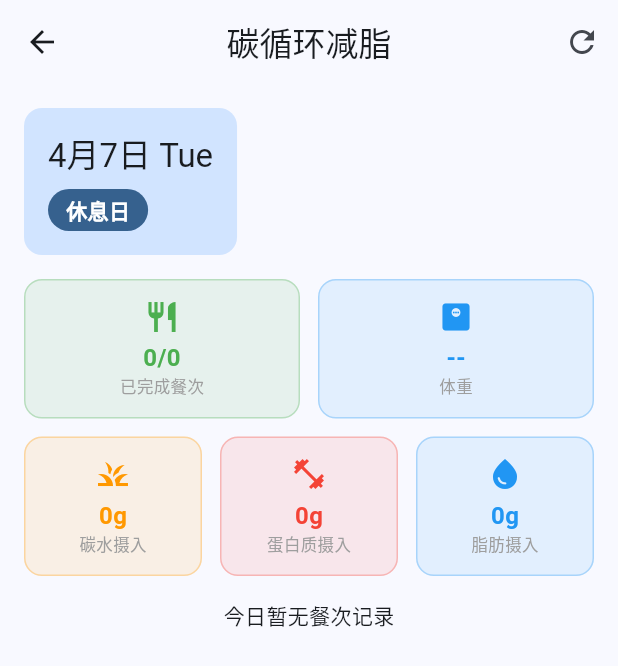
After one commit to gjjgjhgmk/fatloss-app, a Flutter app: the PublicViewPage screen opened by its route, after a tap on the "refresh" icon, on a phone screen of 412 x 824 dp. The commit adds this screen. Shown: the top 666 px of the screen. Run offline on Flutter 3.47's test engine with Material 3 defaults, Android fonts, the phone set to English and light mode, and no system bars; our stand-ins replace cloud_firestore, firebase_core, hive, hive_flutter; accounts and stored records are empty.

Commit message:
add firebase support

```diff
--- /dev/null
+++ b/lib/core/firebase/firestore_service.dart
@@ -0,0 +1,214 @@
+import 'package:cloud_firestore/cloud_firestore.dart';
+import '../../data/models/daily_meal_record.dart';
+import '../../data/models/meal_item_record.dart';
+import '../../data/models/diet_rule.dart';
+import '../../data/models/weight_record.dart';
+import '../../data/models/waist_record.dart';
+import '../../data/models/ingredient.dart';
+
+class FirestoreService {
+  static final FirestoreService _instance = FirestoreService._internal();
+  factory FirestoreService() => _instance;
+  FirestoreService._internal();
+
+  late FirebaseFirestore _db;
+  bool _initialized = false;
+
+  FirebaseFirestore get db => _db;
+
+  Future<void> initialize() async {
+    if (_initialized) return;
+    _db = FirebaseFirestore.instance;
+    _initialized = true;
+  }
+
+  // ============ 每日餐次记录 ============
+
+  Future<void> saveDailyMealRecords(List<DailyMealRecord> records) async {
+    final batch = _db.batch();
+    for (final record in records) {
+      final docRef = _db.collection('daily_meal_records').doc(record.id);
+      batch.set(docRef, record.toMap());
+    }
+    await batch.commit();
+  }
+
+  Future<void> saveMealItemRecords(List<MealItemRecord> items) async {
+    final batch = _db.batch();
+    for (final item in items) {
+      final docRef = _db.collection('meal_item_records').doc(item.id);
+      batch.set(docRef, item.toMap());
+    }
+    await batch.commit();
+  }
+
+  Future<List<DailyMealRecord>> getDailyMealRecords(String date) async {
+    final snapshot = await _db
+        .collection('daily_meal_records')
+        .where('recordDate', isEqualTo: date)
+        .get();
+
+    return snapshot.docs.map((doc) {
+      return DailyMealRecord.fromMap(doc.data() as Map<String, dynamic>);
+    }).toList();
+  }
+
+  Future<List<MealItemRecord>> getMealItemRecords(String dailyMealRecordId) async {
+    final snapshot = await _db
+        .collection('meal_item_records')
+        .where('dailyMealRecordId', isEqualTo: dailyMealRecordId)
+        .get();
+
+    return snapshot.docs.map((doc) {
+      return MealItemRecord.fromMap(doc.data() as Map<String, dynamic>);
+    }).toList();
+  }
+
+  Stream<QuerySnapshot> watchDailyMealRecords(String date) {
+    return _db
+        .collection('daily_meal_records')
+        .where('recordDate', isEqualTo: date)
+        .snapshots();
+  }
+
+  // ============ 体重记录 ============
+
+  Future<void> saveWeightRecord(WeightRecord record) async {
+    await _db.collection('weight_records').doc(record.id).set(record.toMap());
+  }
+
+  Future<List<WeightRecord>> getWeightRecords({int limit = 30}) async {
+    final snapshot = await _db
+        .collection('weight_records')
+        .orderBy('recordDate', descending: true)
+        .limit(limit)
+        .get();
+
+    return snapshot.docs.map((doc) {
+      return WeightRecord.fromMap(doc.data() as Map<String, dynamic>);
+    }).toList();
+  }
+
+  Stream<QuerySnapshot> watchWeightRecords() {
+    return _db
+        .collection('weight_records')
+        .orderBy('recordDate', descending: true)
+        .limit(30)
+        .snapshots();
+  }
+
+  // ============ 腰围记录 ============
+
+  Future<void> saveWaistRecord(WaistRecord record) async {
+    await _db.collection('waist_records').doc(record.id).set(record.toMap());
+  }
+
+  Future<List<WaistRecord>> getWaistRecords({int limit = 30}) async {
+    final snapshot = await _db
+        .collection('waist_records')
+        .orderBy('recordDate', descending: true)
+        .limit(limit)
+        .get();
+
+    return snapshot.docs.map((doc) {
+      return WaistRecord.fromMap(doc.data() as Map<String, dynamic>);
+    }).toList();
+  }
+
+  Stream<QuerySnapshot> watchWaistRecords() {
+    return _db
+        .collection('waist_records')
+        .orderBy('recordDate', descending: true)
+        .limit(30)
+        .snapshots();
+  }
+
+  // ============ 食材库 ============
+
+  Future<void> saveIngredient(Ingredient ingredient) async {
+    await _db.collection('ingredients').doc(ingredient.id).set(ingredient.toMap());
+  }
+
+  Future<List<Ingredient>> getIngredients() async {
+    final snapshot = await _db.collection('ingredients').get();
+    return snapshot.docs.map((doc) {
+      return Ingredient.fromMap(doc.data() as Map<String, dynamic>);
+    }).toList();
+  }
+
+  Stream<QuerySnapshot> watchIngredients() {
+    return _db.collection('ingredients').snapshots();
+  }
+
+  // ============ 饮食规则（只读模板）============
+
+  Future<void> seedDietRules(List<DietRule> rules) async {
+    final snapshot = await _db.collection('diet_rules').get();
+    if (snapshot.docs.isNotEmpty) return; // 已有数据不覆盖
+
+    final batch = _db.batch();
+    for (final rule in rules) {
+      final docRef = _db.collection('diet_rules').doc(rule.dayType);
+      batch.set(docRef, rule.toMap());
+    }
+    await batch.commit();
+  }
+
+  // ============ 公开数据（围观用）============
+
+  /// 获取今日饮食概览（公开，只读）
+  Future<Map<String, dynamic>> getPublicTodayOverview(String date) async {
+    final records = await getDailyMealRecords(date);
+    final weights = await getWeightRecords(limit: 1);
+    final waists = await getWaistRecords(limit: 1);
+
+    double totalCarb = 0, totalProtein = 0, totalFat = 0;
+    int completedMeals = 0;
+    for (final r in records) {
+      totalCarb += r.actualCarb;
+      totalProtein += r.actualProtein;
+      totalFat += r.actualFat;
+      if (r.isCompleted) completedMeals++;
+    }
+
+    return {
+      'date': date,
+      'totalCarb': totalCarb,
+      'totalProtein': totalProtein,
+      'totalFat': totalFat,
+      'completedMeals': completedMeals,
+      'totalMeals': records.length,
+      'latestWeight': weights.isNotEmpty ? weights.first.weight : null,
+      'latestWaist': waists.isNotEmpty ? waists.first.waist : null,
+      'records': records.map((r) => r.toMap()).toList(), // 转换为 Map 以便 JSON 序列化
+    };
+  }
+
+  /// 监听今日饮食概览变化
+  Stream<Map<String, dynamic>> watchPublicTodayOverview(String date) {
+    return watchDailyMealRecords(date).asyncMap((snapshot) async {
+      final records = snapshot.docs.map((doc) => DailyMealRecord.fromMap(doc.data() as Map<String, dynamic>)).toList();
+      final weights = await getWeightRecords(limit: 1);
+
+      double totalCarb = 0, totalProtein = 0, totalFat = 0;
+      int completedMeals = 0;
+      for (final r in records) {
+        totalCarb += r.actualCarb;
+        totalProtein += r.actualProtein;
+        totalFat += r.actualFat;
+        if (r.isCompleted) completedMeals++;
+      }
+
+      return {
+        'date': date,
+        'totalCarb': totalCarb,
+        'totalProtein': totalProtein,
+        'totalFat': totalFat,
+        'completedMeals': completedMeals,
+        'totalMeals': records.length,
+        'latestWeight': weights.isNotEmpty ? weights.first.weight : null,
+        'records': records.map((r) => r.toMap()).toList(),
+      };
+    });
+  }
+}
--- a/lib/core/utils/date_type_resolver.dart
+++ b/lib/core/utils/date_type_resolver.dart
@@ -24,6 +24,12 @@ class DateTypeResolver {
     } else {
       _manualRestDays.remove(dateStr);
     }
+  }
+
+  /// 检查某天是否被手动设为休息日
+  static bool isManualRestDay(DateTime date) {
+    final dateStr = _formatDate(date);
+    return _manualRestDays.contains(dateStr);
   }
 
   /// 设置某天是否有氧
--- /dev/null
+++ b/lib/presentation/screens/public_view_page.dart
@@ -0,0 +1,288 @@
+import 'package:flutter/material.dart';
+import 'package:intl/intl.dart';
+import '../../core/firebase/firestore_service.dart';
+import '../../core/utils/date_type_resolver.dart';
+import '../../data/models/daily_meal_record.dart';
+
+class PublicViewPage extends StatefulWidget {
+  const PublicViewPage({super.key});
+
+  @override
+  State<PublicViewPage> createState() => _PublicViewPageState();
+}
+
+class _PublicViewPageState extends State<PublicViewPage> {
+  final FirestoreService _firestore = FirestoreService();
+  Map<String, dynamic>? _overview;
+  bool _loading = true;
+  String? _error;
+
+  @override
+  void initState() {
+    super.initState();
+    _loadData();
+  }
+
+  Future<void> _loadData() async {
+    setState(() {
+      _loading = true;
+      _error = null;
+    });
+
+    try {
+      await _firestore.initialize();
+      final today = DateFormat('yyyy-MM-dd').format(DateTime.now());
+      final data = await _firestore.getPublicTodayOverview(today);
+      setState(() {
+        _overview = data;
+        _loading = false;
+      });
+    } catch (e) {
+      setState(() {
+        _error = e.toString();
+        _loading = false;
+      });
+    }
+  }
+
+  @override
+  Widget build(BuildContext context) {
+    return Scaffold(
+      appBar: AppBar(
+        title: const Text('碳循环减脂'),
+        centerTitle: true,
+        actions: [
+          IconButton(
+            icon: const Icon(Icons.refresh),
+            onPressed: _loadData,
+            tooltip: '刷新',
+          ),
+        ],
+      ),
+      body: _buildBody(),
+    );
+  }
+
+  Widget _buildBody() {
+    if (_loading) {
+      return const Center(child: CircularProgressIndicator());
+    }
+
+    if (_error != null) {
+      return Center(
+        child: Column(
+          mainAxisAlignment: MainAxisAlignment.center,
+          children: [
+            const Icon(Icons.cloud_off, size: 64, color: Colors.grey),
+            const SizedBox(height: 16),
+            Text('加载失败', style: Theme.of(context).textTheme.titleLarge),
+            const SizedBox(height: 8),
+            Text(_error!, style: const TextStyle(color: Colors.grey)),
+            const SizedBox(height: 16),
+            ElevatedButton(
+              onPressed: _loadData,
+              child: const Text('重试'),
+            ),
+          ],
+        ),
+      );
+    }
+
+    if (_overview == null) {
+      return const Center(child: Text('暂无数据'));
+    }
+
+    return RefreshIndicator(
+      onRefresh: _loadData,
+      child: SingleChildScrollView(
+        physics: const AlwaysScrollableScrollPhysics(),
+        padding: const EdgeInsets.all(16),
+        child: Column(
+          crossAxisAlignment: CrossAxisAlignment.start,
+          children: [
+            _buildDateHeader(),
+            const SizedBox(height: 16),
+            _buildStatsCards(),
+            const SizedBox(height: 16),
+            _buildMealList(),
+          ],
+        ),
+      ),
+    );
+  }
+
+  Widget _buildDateHeader() {
+    final date = DateTime.parse(_overview!['date'] as String);
+    final dateFormat = DateFormat('M月d日 E');
+    final dayType = _overview!['records'].isNotEmpty
+        ? (_overview!['records'] as List).first['dayType'] as String
+        : 'rest';
+
+    return Container(
+      padding: const EdgeInsets.all(16),
+      decoration: BoxDecoration(
+        color: Theme.of(context).colorScheme.primaryContainer,
+        borderRadius: BorderRadius.circular(12),
+      ),
+      child: Column(
+        crossAxisAlignment: CrossAxisAlignment.start,
+        children: [
+          Text(
+            dateFormat.format(date),
+            style: Theme.of(context).textTheme.titleLarge,
+          ),
+          const SizedBox(height: 8),
+          Container(
+            padding: const EdgeInsets.symmetric(horizontal: 12, vertical: 4),
+            decoration: BoxDecoration(
+              color: Theme.of(context).colorScheme.primary,
+              borderRadius: BorderRadius.circular(16),
+            ),
+            child: Text(
+              DateTypeResolver.getDayTypeName(dayType),
+              style: const TextStyle(color: Colors.white, fontWeight: FontWeight.bold),
+            ),
+          ),
+        ],
+      ),
+    );
+  }
+
+  Widget _buildStatsCards() {
+    final totalCarb = _overview!['totalCarb'] as double;
+    final totalProtein = _overview!['totalProtein'] as double;
+    final totalFat = _overview!['totalFat'] as double;
+    final latestWeight = _overview!['latestWeight'] as double?;
+    final completedMeals = _overview!['completedMeals'] as int;
+    final totalMeals = _overview!['totalMeals'] as int;
+
+    return Column(
+      children: [
+        Row(
+          children: [
+            Expanded(child: _buildStatCard('已完成餐次', '$completedMeals/$totalMeals', Icons.restaurant, Colors.green)),
+            const SizedBox(width: 12),
+            Expanded(child: _buildStatCard('体重', latestWeight != null ? '${latestWeight.toStringAsFixed(1)}kg' : '--', Icons.monitor_weight, Colors.blue)),
+          ],
+        ),
+        const SizedBox(height: 12),
+        Row(
+          children: [
+            Expanded(child: _buildStatCard('碳水摄入', '${totalCarb.toStringAsFixed(0)}g', Icons.grass, Colors.orange)),
+            const SizedBox(width: 12),
+            Expanded(child: _buildStatCard('蛋白质摄入', '${totalProtein.toStringAsFixed(0)}g', Icons.fitness_center, Colors.red)),
+            const SizedBox(width: 12),
+            Expanded(child: _buildStatCard('脂肪摄入', '${totalFat.toStringAsFixed(0)}g', Icons.water_drop, Colors.blue)),
+          ],
+        ),
+      ],
+    );
+  }
+
+  Widget _buildStatCard(String label, String value, IconData icon, Color color) {
+    return Container(
+      padding: const EdgeInsets.all(12),
+      decoration: BoxDecoration(
+        color: color.withOpacity(0.1),
+        borderRadius: BorderRadius.circular(12),
+        border: Border.all(color: color.withOpacity(0.3)),
+      ),
+      child: Column(
+        children: [
+          Icon(icon, color: color, size: 24),
+          const SizedBox(height: 4),
+          Text(value, style: TextStyle(fontSize: 16, fontWeight: FontWeight.bold, color: color)),
+          Text(label, style: const TextStyle(fontSize: 11, color: Colors.grey)),
+        ],
+      ),
+    );
+  }
+
+  Widget _buildMealList() {
+    final records = _overview!['records'] as List;
+    if (records.isEmpty) {
+      return const Center(child: Text('今日暂无餐次记录'));
+    }
+
+    return Column(
+      crossAxisAlignment: CrossAxisAlignment.start,
+      children: [
+        Text(
+          '今日餐次',
+          style: Theme.of(context).textTheme.titleMedium?.copyWith(fontWeight: FontWeight.bold),
+        ),
+        const SizedBox(height: 12),
+        ...records.map((record) => _buildMealCard(record)),
+      ],
+    );
+  }
+
+  Widget _buildMealCard(Map<String, dynamic> record) {
+    final mealOrder = record['mealOrder'] as int;
+    final mealTime = record['mealTime'] as String;
+    final actualCarb = (record['actualCarb'] as num).toDouble();
+    final actualProtein = (record['actualProtein'] as num).toDouble();
+    final actualFat = (record['actualFat'] as num).toDouble();
+    final mealStatus = record['mealStatus'] as String;
+
+    String mealLabel = '第${mealOrder}餐 $mealTime';
+    if (record['isPreWorkout'] == true) mealLabel = '练前餐 $mealTime';
+    if (record['isPostWorkout'] == true) mealLabel = '练后餐 $mealTime';
+
+    Color statusColor;
+    IconData statusIcon;
+    if (mealStatus == 'completed') {
+      statusColor = Colors.green;
+      statusIcon = Icons.check_circle;
+    } else if (mealStatus == 'skipped') {
+      statusColor = Colors.grey;
+      statusIcon = Icons.remove_circle_outline;
+    } else {
+      statusColor = Colors.orange;
+      statusIcon = Icons.pending;
+    }
+
+    return Card(
+      margin: const EdgeInsets.only(bottom: 8),
+      child: Padding(
+        padding: const EdgeInsets.all(12),
+        child: Column(
+          crossAxisAlignment: CrossAxisAlignment.start,
+          children: [
+            Row(
+              children: [
+                Icon(statusIcon, color: statusColor, size: 18),
+                const SizedBox(width: 8),
+                Text(mealLabel, style: const TextStyle(fontWeight: FontWeight.bold)),
+              ],
+            ),
+            const SizedBox(height: 8),
+            Row(
+              children: [
+                _buildMiniChip('碳水', actualCarb, Colors.orange),
+                const SizedBox(width: 8),
+                _buildMiniChip('蛋白', actualProtein, Colors.red),
+                const SizedBox(width: 8),
+                _buildMiniChip('脂肪', actualFat, Colors.blue),
+              ],
+            ),
+          ],
+        ),
+      ),
+    );
+  }
+
+  Widget _buildMiniChip(String label, double value, Color color) {
+    return Container(
+      padding: const EdgeInsets.symmetric(horizontal: 8, vertical: 4),
+      decoration: BoxDecoration(
+        color: color.withOpacity(0.1),
+        borderRadius: BorderRadius.circular(8),
+      ),
+      child: Text(
+        '$label: ${value.toStringAsFixed(0)}g',
+        style: TextStyle(fontSize: 12, color: color),
+      ),
+    );
+  }
+}
--- a/pubspec.yaml
+++ b/pubspec.yaml
@@ -15,6 +15,9 @@ dependencies:
   fl_chart: ^0.66.0
   intl: ^0.19.0
   uuid: ^4.2.1
+  firebase_core: ^3.13.0
+  cloud_firestore: ^5.6.6
+  shared_preferences: ^2.2.2
 
 dev_dependencies:
   flutter_test:
```
Also changed, not shown: lib/core/firebase/firebase_config.dart (added, +28 -0 lines), lib/data/models/daily_meal_record.dart (+46 -0 lines), lib/data/models/diet_rule.dart (+26 -0 lines), lib/data/models/ingredient.dart (+34 -0 lines), lib/data/models/meal_item_record.dart (+30 -0 lines), lib/data/models/waist_record.dart (+24 -0 lines), lib/data/models/weight_record.dart (+26 -0 lines), lib/main.dart (+13 -1 lines), lib/presentation/screens/home_page.dart (+11 -0 lines), pubspec.lock, 2 other files.
